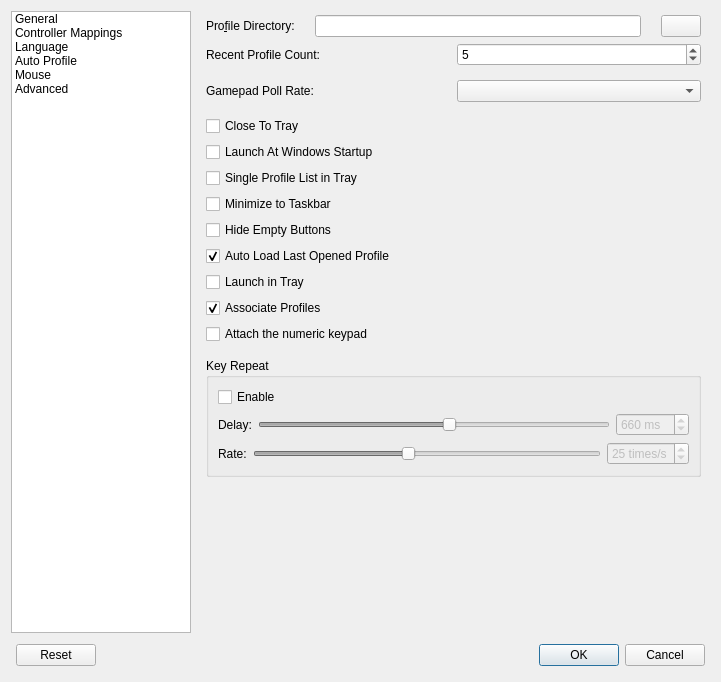
Above: src/mainsettingsdialog.ui from AntiMicroX/antimicrox before the change. Below: the same form after it.
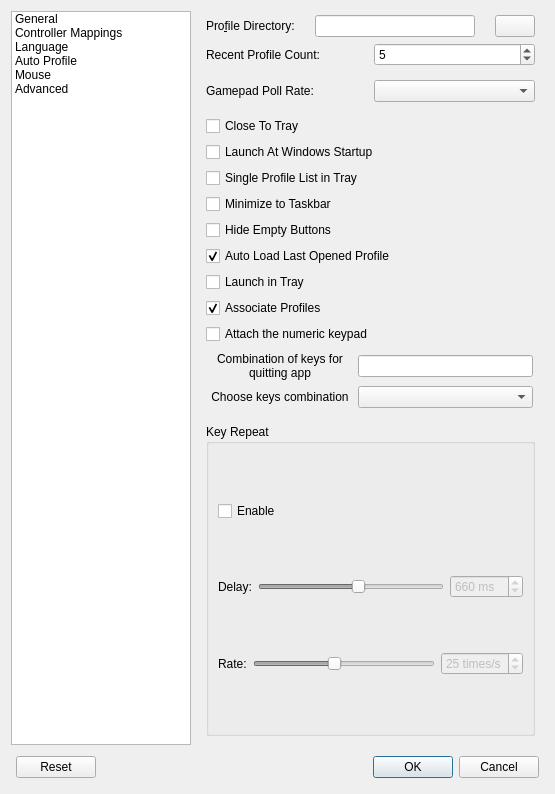
That is the form after the change. Icons and pictures are not drawn.

Commit message: Added global shortcuts for quitting application in settings - #95

```diff
--- a/src/mainsettingsdialog.ui
+++ b/src/mainsettingsdialog.ui
@@ -9,8 +9,8 @@
    <rect>
     <x>0</x>
     <y>0</y>
-    <width>721</width>
-    <height>682</height>
+    <width>555</width>
+    <height>794</height>
    </rect>
   </property>
   <property name="sizePolicy">
@@ -330,6 +330,115 @@
            </property>
           </widget>
          </item>
+         <item>
+          <layout class="QVBoxLayout" name="verticalLayout_13">
+           <property name="leftMargin">
+            <number>2</number>
+           </property>
+           <property name="topMargin">
+            <number>2</number>
+           </property>
+           <property name="rightMargin">
+            <number>2</number>
+           </property>
+           <property name="bottomMargin">
+            <number>2</number>
+           </property>
+           <item>
+            <layout class="QHBoxLayout" name="horizontalLayout_20">
+             <property name="leftMargin">
+              <number>0</number>
+             </property>
+             <property name="topMargin">
+              <number>0</number>
+             </property>
+             <property name="rightMargin">
+              <number>0</number>
+             </property>
+             <property name="bottomMargin">
+              <number>0</number>
+             </property>
+             <item>
+              <widget class="QLabel" name="quitComboLabel">
+               <property name="minimumSize">
+                <size>
+                 <width>144</width>
+                 <height>0</height>
+                </size>
+               </property>
+               <property name="maximumSize">
+                <size>
+                 <width>144</width>
+                 <height>36</height>
+                </size>
+               </property>
+               <property name="text">
+                <string>Combination of keys for quitting app</string>
+               </property>
+               <property name="alignment">
+                <set>Qt::AlignCenter</set>
+               </property>
+               <property name="wordWrap">
+                <bool>true</bool>
+               </property>
+               <property name="margin">
+                <number>0</number>
+               </property>
+              </widget>
+             </item>
+             <item>
+              <widget class="QLineEdit" name="quitCombLineEdit">
+               <property name="readOnly">
+                <bool>true</bool>
+               </property>
+              </widget>
+             </item>
+            </layout>
+           </item>
+           <item>
+            <layout class="QHBoxLayout" name="horizontalLayout_21">
+             <property name="leftMargin">
+              <number>0</number>
+             </property>
+             <property name="topMargin">
+              <number>0</number>
+             </property>
+             <property name="rightMargin">
+              <number>0</number>
+             </property>
+             <property name="bottomMargin">
+              <number>0</number>
+             </property>
+             <item>
+              <widget class="QLabel" name="keysLabel">
+               <property name="maximumSize">
+                <size>
+                 <width>144</width>
+                 <height>36</height>
+                </size>
+               </property>
+               <property name="text">
+                <string>Choose keys combination</string>
+               </property>
+               <property name="alignment">
+                <set>Qt::AlignCenter</set>
+               </property>
+               <property name="wordWrap">
+                <bool>true</bool>
+               </property>
+              </widget>
+             </item>
+             <item>
+              <widget class="QComboBox" name="keysComboBox">
+               <property name="enabled">
+                <bool>true</bool>
+               </property>
+              </widget>
+             </item>
+            </layout>
+           </item>
+          </layout>
+         </item>
          <item>
           <spacer name="verticalSpacer_7">
            <property name="orientation">
@@ -487,22 +596,6 @@
            </layout>
           </widget>
          </item>
-         <item>
-          <spacer name="verticalSpacer">
-           <property name="orientation">
-            <enum>Qt::Vertical</enum>
-           </property>
-           <property name="sizeType">
-            <enum>QSizePolicy::MinimumExpanding</enum>
-           </property>
-           <property name="sizeHint" stdset="0">
-            <size>
-             <width>20</width>
-             <height>10</height>
-            </size>
-           </property>
-          </spacer>
-         </item>
         </layout>
        </widget>
        <widget class="QWidget" name="controllerMappingsPage">
```
The commit also changes 9 other files.
